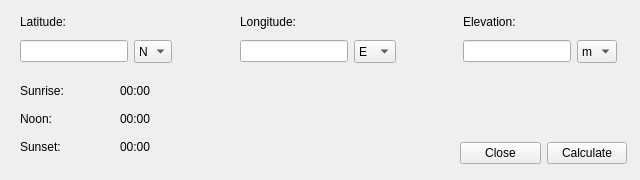
Before: the Qt Designer form src/MainWindow.ui in codymj/SolarCalculator, drawn with Qt 5.
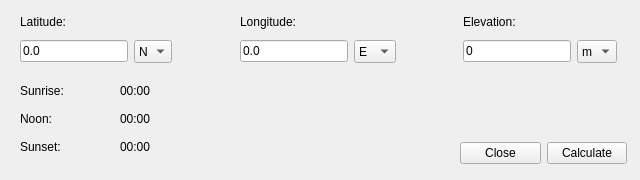
After: the same form once the commit is applied.

Patch:
```diff
--- a/src/MainWindow.ui
+++ b/src/MainWindow.ui
@@ -48,7 +48,11 @@
        <item>
         <layout class="QHBoxLayout" name="horizontalLayout">
          <item>
-          <widget class="QLineEdit" name="latInput"/>
+          <widget class="QLineEdit" name="latInput">
+           <property name="text">
+            <string>0.0</string>
+           </property>
+          </widget>
          </item>
          <item>
           <widget class="QComboBox" name="latCombo">
@@ -105,7 +109,11 @@
        <item>
         <layout class="QHBoxLayout" name="horizontalLayout_2">
          <item>
-          <widget class="QLineEdit" name="lonInput"/>
+          <widget class="QLineEdit" name="lonInput">
+           <property name="text">
+            <string>0.0</string>
+           </property>
+          </widget>
          </item>
          <item>
           <widget class="QComboBox" name="lonCombo">
@@ -162,7 +170,11 @@
        <item>
         <layout class="QHBoxLayout" name="horizontalLayout_3">
          <item>
-          <widget class="QLineEdit" name="elevInput"/>
+          <widget class="QLineEdit" name="elevInput">
+           <property name="text">
+            <string>0</string>
+           </property>
+          </widget>
          </item>
          <item>
           <widget class="QComboBox" name="elevCombo">
@@ -196,7 +208,7 @@
      </item>
     </layout>
    </widget>
-   <widget class="QWidget" name="">
+   <widget class="QWidget" name="layoutWidget">
     <property name="geometry">
      <rect>
       <x>20</x>
@@ -301,7 +313,7 @@
      </item>
     </layout>
    </widget>
-   <widget class="QWidget" name="">
+   <widget class="QWidget" name="layoutWidget">
     <property name="geometry">
      <rect>
       <x>460</x>
```
